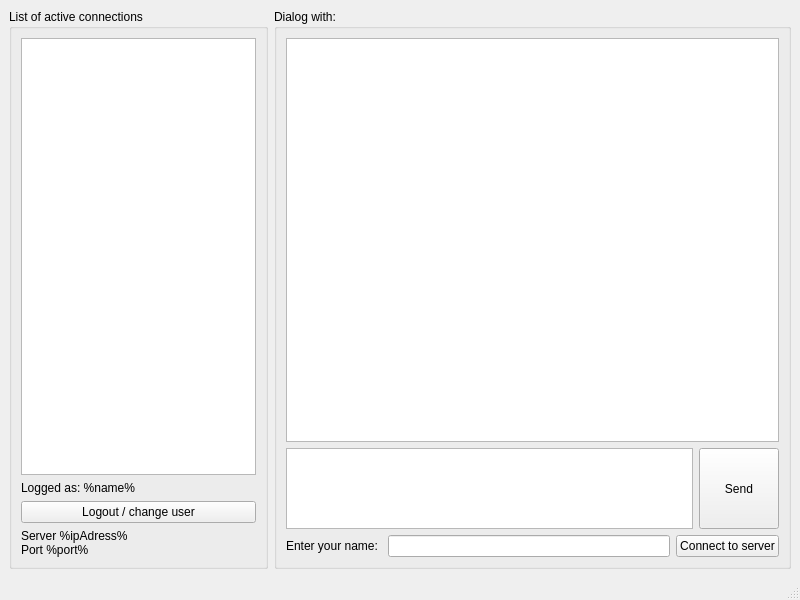
Old version of the form Client/clientwindow.ui in the repository IlyaShirokov/Messenger.
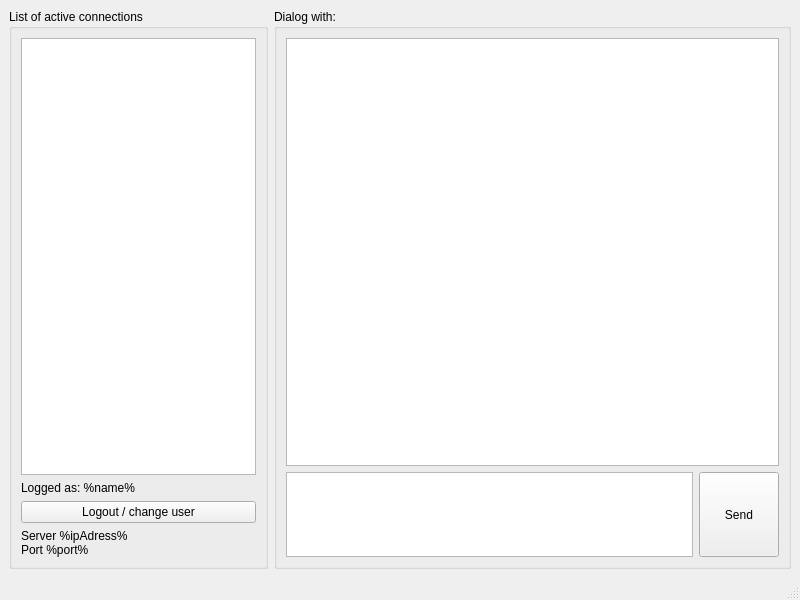
New version of the form.

Diff of the .ui file:
```diff
--- a/Client/clientwindow.ui
+++ b/Client/clientwindow.ui
@@ -54,7 +54,7 @@
       <property name="title">
        <string>Dialog with: </string>
       </property>
-      <layout class="QVBoxLayout" name="verticalLayout_2" stretch="5,1,0">
+      <layout class="QVBoxLayout" name="verticalLayout_2" stretch="5,1">
        <item>
         <widget class="QTextBrowser" name="textBrowser_dialog"/>
        </item>
@@ -78,27 +78,6 @@
          </item>
         </layout>
        </item>
-       <item>
-        <layout class="QHBoxLayout" name="horizontalLayout">
-         <item>
-          <widget class="QLabel" name="label">
-           <property name="text">
-            <string>Enter your name: </string>
-           </property>
-          </widget>
-         </item>
-         <item>
-          <widget class="QLineEdit" name="lineEdit_Name"/>
-         </item>
-         <item>
-          <widget class="QPushButton" name="button_connectToServer">
-           <property name="text">
-            <string>Connect to server</string>
-           </property>
-          </widget>
-         </item>
-        </layout>
-       </item>
       </layout>
      </widget>
     </item>
```
